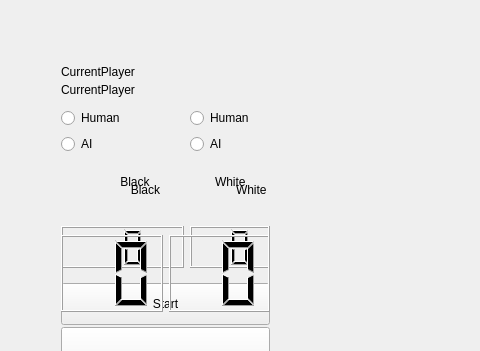
First picture: the form in widget.ui, repository helloworld128/OOP_New, before the edit; both pictures show x 520 to 1000 and y 0 to 351 of the 1000 by 600 pixel window.
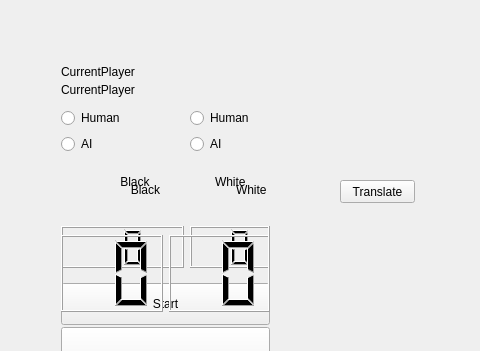
Second picture: the form after the edit. Icons and pictures are not drawn.

Patch:
```diff
--- a/widget.ui
+++ b/widget.ui
@@ -712,6 +712,19 @@
     </item>
    </layout>
   </widget>
+  <widget class="QPushButton" name="pushButton">
+   <property name="geometry">
+    <rect>
+     <x>860</x>
+     <y>180</y>
+     <width>75</width>
+     <height>23</height>
+    </rect>
+   </property>
+   <property name="text">
+    <string>Translate</string>
+   </property>
+  </widget>
   <zorder>Border</zorder>
   <zorder>Board</zorder>
   <zorder>GameMenu</zorder>
```
Left out of the diff: 1 changed line with no effect on the pictures.
